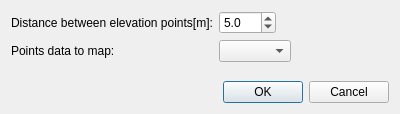
This is libs/geodata/riversurvey/geodatariversurveymappointsdialog.ui in i-RIC/prepost-gui as Qt 5 draws it before an edit. The edited form follows.
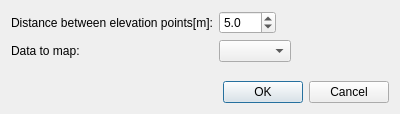
This is the edited form.

Commit message: Add function to generate crosssection data by mapping raster data #1287

```diff
--- a/libs/geodata/riversurvey/geodatariversurveymappointsdialog.ui
+++ b/libs/geodata/riversurvey/geodatariversurveymappointsdialog.ui
@@ -56,7 +56,7 @@
      <item row="1" column="0">
       <widget class="QLabel" name="demDataLabel">
        <property name="text">
-        <string>Points data to map:</string>
+        <string>Data to map:</string>
        </property>
       </widget>
      </item>
```
Left out of the diff: 2 changed lines with no effect on the pictures. The commit also changes 52 other files.
